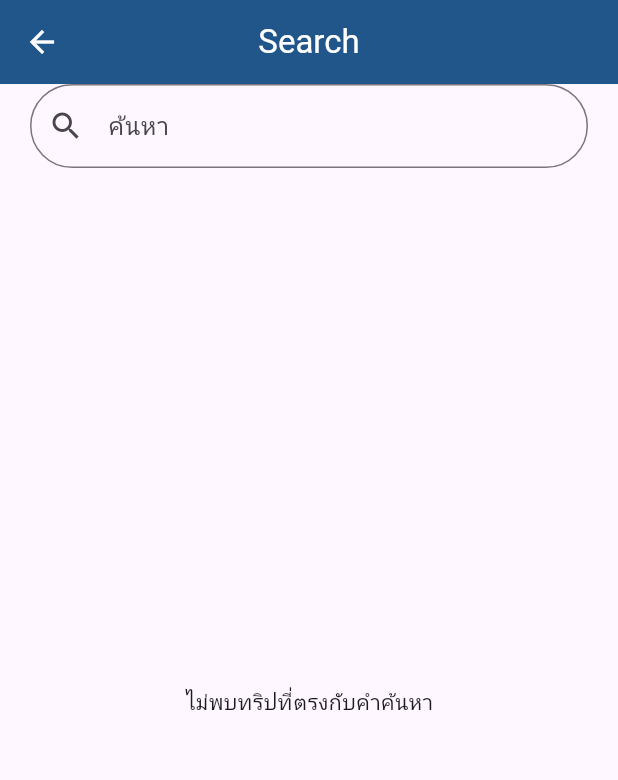
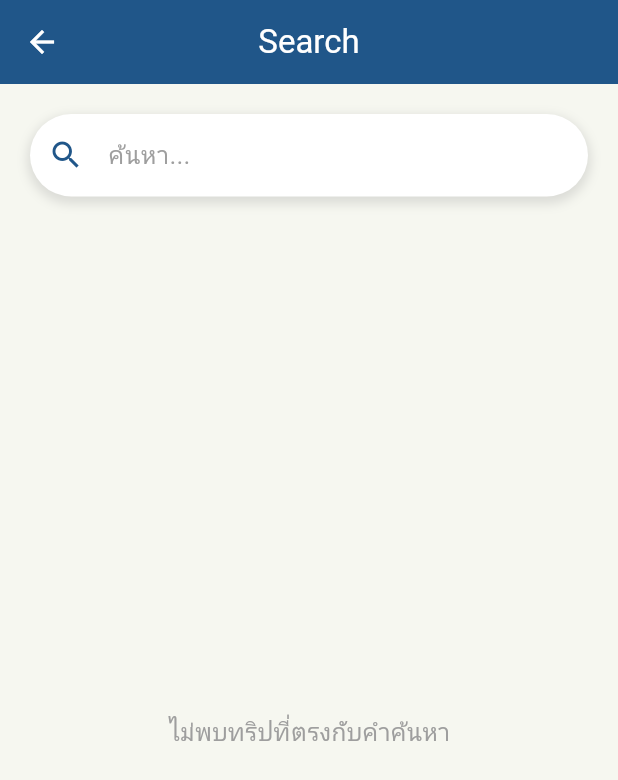
Before and after one commit to 6410110118/project-mobile, a Flutter app: the SearchPage screen opened directly with empty values, on a phone screen of 412 x 824 dp. Shown: the top 780 px of the screen. Run offline on Flutter 3.47's test engine with Material 3 defaults, Android fonts, the phone set to English and light mode, and no system bars; our stand-ins replace animate_do, bloc, dio, equatable, flutter_bloc, flutter_secure_storage and 1 more; accounts and stored records are empty; network calls fail.

Commit message:
fix error

```diff
--- a/frontend/lib/widgets/seach_body.dart
+++ b/frontend/lib/widgets/seach_body.dart
@@ -10,21 +10,37 @@ class SearchBody extends StatelessWidget {
 
   @override
   Widget build(BuildContext context) {
-    return Column(
+    return Container(
+      color: const Color(0xFFF6F7F0), // สีพื้นหลังของทั้งหน้าเป็นสีเบจอ่อน
+      child: Column(
         children: [
           Padding(
-          padding: const EdgeInsets.symmetric(horizontal: 20.0),
+            padding: const EdgeInsets.all(20.0),
+            child: Container(
+              decoration: BoxDecoration(
+                color: Colors.white,
+                borderRadius: BorderRadius.circular(30),
+                boxShadow: [
+                  BoxShadow(
+                    color: Colors.grey.withOpacity(0.3),
+                    spreadRadius: 2,
+                    blurRadius: 5,
+                    offset: Offset(0, 3),
+                  ),
+                ],
+              ),
               child: TextField(
                 decoration: InputDecoration(
-              prefixIcon: Icon(Icons.search),
-              hintText: 'ค้นหา',
-              border: OutlineInputBorder(
-                borderRadius: BorderRadius.circular(30),
-              ),
+                  prefixIcon: Icon(Icons.search, color: Color.fromARGB(255, 32, 86, 137)),
+                  hintText: 'ค้นหา...',
+                  border: InputBorder.none,
+                  contentPadding: const EdgeInsets.symmetric(vertical: 15.0),
+                  hintStyle: TextStyle(color: Colors.grey[500]),
                 ),
                 onChanged: (value) {
                   onSearch(value); // เรียกใช้ฟังก์ชันค้นหา
                 },
+              ),
             ),
           ),
           Expanded(
@@ -33,9 +49,41 @@ class SearchBody extends StatelessWidget {
                     itemCount: trips.length,
                     itemBuilder: (context, index) {
                       final trip = trips[index];
-                    return ListTile(
-                      title: Text(trip.tripName ?? 'No Name'),
-                      subtitle: Text(trip.starttime.toString()), // แสดงเวลาที่เริ่ม
+                      return Padding(
+                        padding: const EdgeInsets.symmetric(
+                            horizontal: 20.0, vertical: 10.0),
+                        child: Card(
+                          shape: RoundedRectangleBorder(
+                            borderRadius: BorderRadius.circular(20.0),
+                          ),
+                          elevation: 4,
+                          color: Colors.white, // พื้นหลังของการ์ดเป็นสีขาว เพื่อให้เห็นความต่าง
+                          child: ListTile(
+                            contentPadding: const EdgeInsets.all(16.0),
+                            leading: CircleAvatar(
+                              radius: 30,
+                              backgroundColor: Color.fromARGB(255, 32, 86, 137),
+                              child: Text(
+                                trip.tripName != null
+                                    ? trip.tripName![0].toUpperCase()
+                                    : '?',
+                                style: const TextStyle(
+                                    color: Colors.white,
+                                    fontWeight: FontWeight.bold,
+                                    fontSize: 24),
+                              ),
+                            ),
+                            title: Text(
+                              trip.tripName ?? 'No Name',
+                              style: const TextStyle(
+                                  fontWeight: FontWeight.bold,
+                                  fontSize: 18,
+                                  color: Color.fromARGB(255, 32, 86, 137)),
+                            ),
+                            subtitle: Text(
+                              'Start: ${trip.starttime.toString()}',
+                              style: TextStyle(color: Colors.grey[600]),
+                            ),
                             onTap: () {
                               Navigator.push(
                                 context,
@@ -44,12 +92,20 @@ class SearchBody extends StatelessWidget {
                                 ),
                               );
                             },
+                          ),
+                        ),
                       );
                     },
                   )
-              : Center(child: Text('ไม่พบทริปที่ตรงกับคำค้นหา')), // แสดงข้อความเมื่อไม่พบทริป
+                : const Center(
+                    child: Text(
+                      'ไม่พบทริปที่ตรงกับคำค้นหา',
+                      style: TextStyle(fontSize: 16, color: Colors.grey),
+                    ),
+                  ),
           ),
         ],
+      ),
     );
   }
 }
```
Lines whose indentation alone changed are shown as unchanged.
